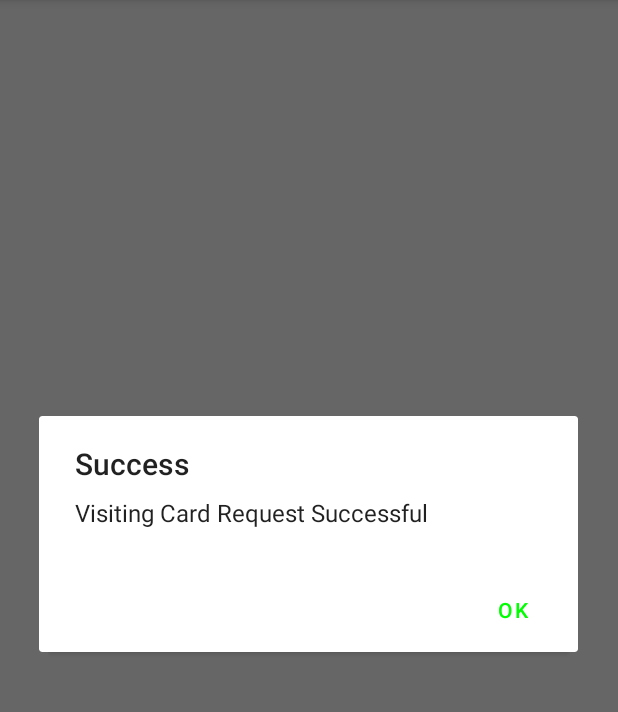
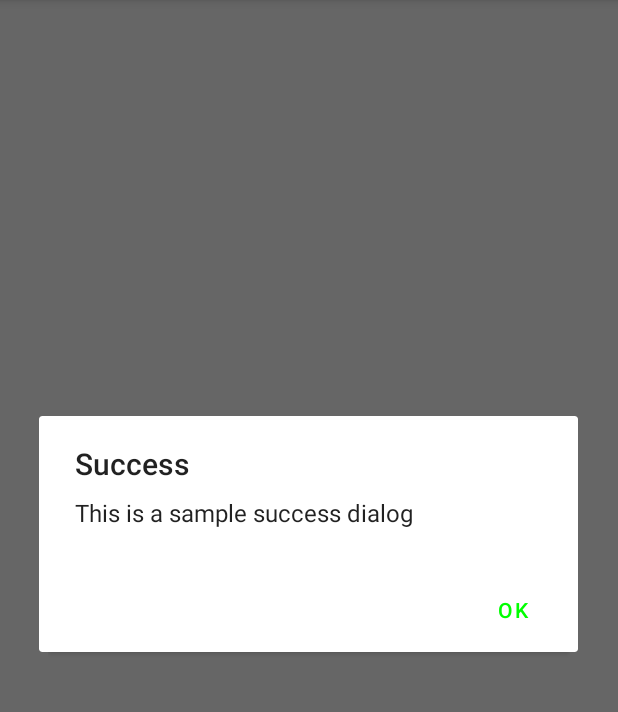
Before and after one commit to sadataljony/android_a_to_z, an Android app: the screen it shows after launch (MainActivity), after a tap on "SHOW SUCCESS DIALOG", on a phone screen of 412 x 824 dp, the part 84-796 px from its top. Run offline under Robolectric (Android 15) with nearby library versions, the phone set to English and light mode, and no system bars.

Commit message:
modify message

```diff
--- a/app/src/main/java/com/sadataljony/app/android/android_a_to_z/MainActivity.kt
+++ b/app/src/main/java/com/sadataljony/app/android/android_a_to_z/MainActivity.kt
@@ -16,7 +16,7 @@ class MainActivity : AppCompatActivity() {
         binding.btnDialogSuccess.setOnClickListener {
             this.showSuccessDialog(
                 title = "Success",
-                message = "Visiting Card Request Successful",
+                message = "This is a sample success dialog",
                 buttonTitle = "OK"
             ) {
 //            showToast()
```
